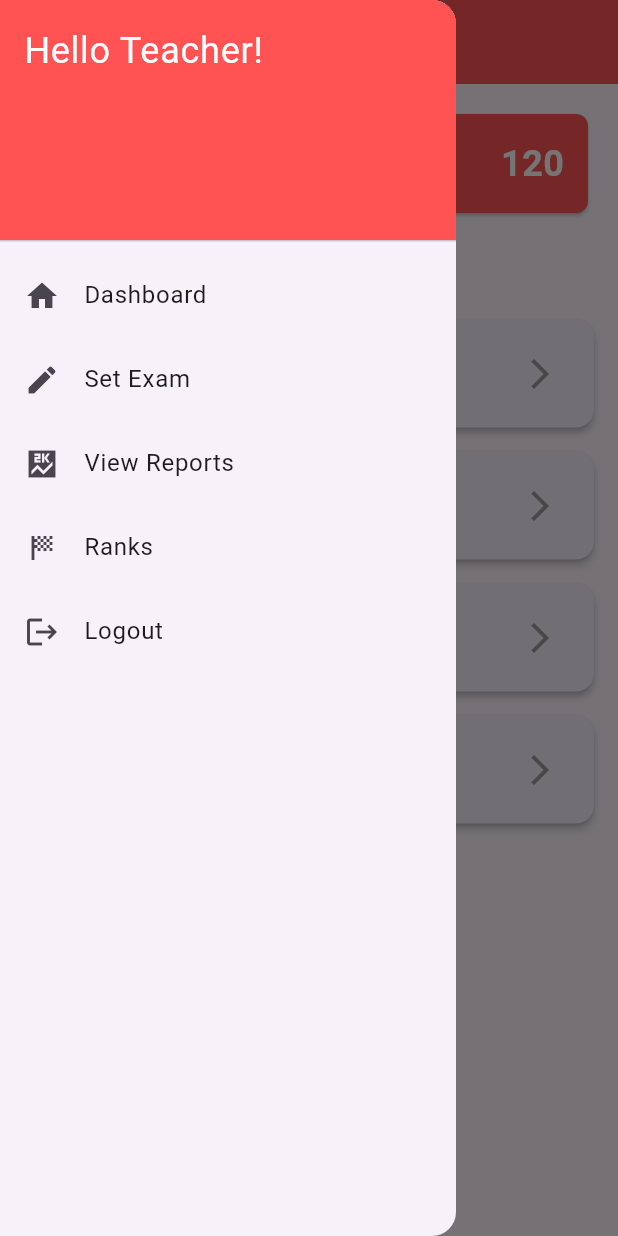
After one commit to sourabhkunjir/nlss, a Flutter app: the TeacherDashboard screen opened directly, with the side drawer open, on a phone screen of 412 x 824 dp. The commit adds this screen. Run offline on Flutter 3.47's test engine with Material 3 defaults, Android fonts, the phone set to English and light mode, and no system bars; our stand-ins replace font_awesome_flutter, syncfusion_flutter_charts.

Commit message:
fourth commit

```diff
--- /dev/null
+++ b/lib/parts/teacher_drawer.dart
@@ -0,0 +1,85 @@
+import 'package:exam_management/themes/static_theme_management.dart';
+import 'package:flutter/material.dart';
+import '../ui/rank_screen.dart';
+import '../ui/report_screen.dart';
+import '../widgets/coustom_listtile.dart';
+
+class TeacherDrawer extends StatelessWidget {
+  const TeacherDrawer({super.key});
+
+  @override
+  Widget build(BuildContext context) {
+    return Drawer(
+      child: ListView(
+        padding: EdgeInsets.zero,
+        children: <Widget>[
+          DrawerHeader(
+            decoration: BoxDecoration(
+              color: AppColors.kteacher
+            ),
+            child: Text(
+              'Hello Teacher!',
+              style: TextStyle(
+                color: Colors.white,
+                fontSize: 24,
+              ),
+            ),
+          ),
+          CustomListTile(
+            icon: Icons.home,
+            text: 'Dashboard',
+            onTap: () {
+              Navigator.pop(context);
+            },
+          ),
+          CustomListTile(
+            icon: Icons.create,
+            text: 'Set Exam',
+            onTap: () {
+              Navigator.pop(context);
+
+              // Navigator.of(context).push(
+              //   MaterialPageRoute(
+              //     builder: (context) => SetExamScreen(),
+              //   ),
+              // );
+            },
+          ),
+          CustomListTile(
+            icon: Icons.score_sharp,
+            text: 'View Reports',
+            onTap: () {
+              Navigator.pop(context);
+
+              Navigator.of(context).push(
+                MaterialPageRoute(
+                  builder: (context) => ReportScreen(),
+                ),
+              );
+            },
+          ),
+          CustomListTile(
+            icon: Icons.sports_score_outlined,
+            text: 'Ranks',
+            onTap: () {
+              Navigator.pop(context);
+
+              Navigator.of(context).push(
+                MaterialPageRoute(
+                  builder: (context) => RankScreen(),
+                ),
+              );
+            },
+          ),
+          CustomListTile(
+            icon: Icons.logout,
+            text: 'Logout',
+            onTap: () {
+              Navigator.pop(context);
+            },
+          ),
+        ],
+      ),
+    );
+  }
+}
--- a/lib/ui/registration_selection_module.dart
+++ b/lib/ui/registration_selection_module.dart
@@ -1,6 +1,7 @@
 import 'package:exam_management/themes/static_theme_management.dart';
 import 'package:exam_management/ui/admin_details.dart';
 import 'package:exam_management/ui/teacher_dashboard.dart';
+import 'package:exam_management/ui/teacher_details.dart';
 import 'package:flutter/material.dart';
 
 import '../widgets/coustom_container.dart';
@@ -38,7 +39,7 @@ class RegistrationSelectionModule extends StatelessWidget {
               onTap: () {
                 Navigator.of(context).pushAndRemoveUntil(
                   MaterialPageRoute(
-                    builder: (context) => TeacherDashboard(),
+                    builder: (context) => TeacherDetails(),
                   ),
                   (route) => false,
                 );
--- a/lib/ui/teacher_dashboard.dart
+++ b/lib/ui/teacher_dashboard.dart
@@ -1,10 +1,111 @@
+import 'package:exam_management/themes/static_theme_management.dart';
 import 'package:flutter/material.dart';
 
-class TeacherDashboard  extends StatelessWidget {
-  const TeacherDashboard ({super.key});
+import '../parts/teacher_drawer.dart';
+
+class TeacherDashboard extends StatelessWidget {
+  const TeacherDashboard({super.key});
 
   @override
   Widget build(BuildContext context) {
-    return Scaffold();
+    final List<Map<String, String>> upcomingExams = [
+      {"subject": "Mathematics", "date": "2024-12-10"},
+      {"subject": "Physics", "date": "2024-12-12"},
+      {"subject": "Chemistry", "date": "2024-12-14"},
+      {"subject": "Biology", "date": "2024-12-16"},
+    ];
+
+    // Total students count
+    final int totalStudents = 120;
+
+    return Scaffold(
+      appBar: AppBar(
+        title: Text("Teacher Dashboard"),
+        backgroundColor: AppColors.kteacher,
+        foregroundColor: AppColors.kinverseprimary,
+      ),
+       drawer: TeacherDrawer(),
+      body: Padding(
+        padding: const EdgeInsets.all(16.0),
+        child: Column(
+          crossAxisAlignment: CrossAxisAlignment.start,
+          children: [
+            // Total Students Count
+            Card(
+              color: AppColors.kteacher,
+              shape: RoundedRectangleBorder(
+                borderRadius: BorderRadius.circular(8.0),
+              ),
+              child: Padding(
+                padding: const EdgeInsets.all(16.0),
+                child: Row(
+                  mainAxisAlignment: MainAxisAlignment.spaceBetween,
+                  children: [
+                    Text(
+                      "Total Students",
+                      style: TextStyle(
+                        fontSize: 18,
+                        fontWeight: FontWeight.bold,
+                        color: AppColors.kinverseprimary,
+                      ),
+                    ),
+                    Text(
+                      totalStudents.toString(),
+                      style: TextStyle(
+                        fontSize: 24,
+                        fontWeight: FontWeight.bold,
+                        color:  AppColors.kinverseprimary,
+                      ),
+                    ),
+                  ],
+                ),
+              ),
+            ),
+            SizedBox(height: 20),
+            Text(
+              "Upcoming Exams",
+              style: TextStyle(
+                fontSize: 20,
+                fontWeight: FontWeight.bold,
+              ),
+            ),
+            SizedBox(height: 10),
+            Expanded(
+              child: ListView.builder(
+                itemCount: upcomingExams.length,
+                itemBuilder: (context, index) {
+                  final exam = upcomingExams[index];
+                  return Card(
+                    elevation: 2.0,
+                    margin: const EdgeInsets.symmetric(vertical: 8.0),
+                    child: ListTile(
+                      leading: CircleAvatar(
+                        backgroundColor: AppColors.kteacher,
+                        child: Text(
+                          exam['subject']![0],
+                          style: TextStyle(color: Colors.white),
+                        ),
+                      ),
+                      title: Text(
+                        exam['subject']!,
+                        style: TextStyle(fontWeight: FontWeight.bold),
+                      ),
+                      subtitle: Text("Exam Date: ${exam['date']}"),
+                      trailing: Icon(
+                        Icons.arrow_forward_ios,
+                        color: Colors.grey,
+                      ),
+                      onTap: () {
+
+                      },
+                    ),
+                  );
+                },
+              ),
+            ),
+          ],
+        ),
+      ),
+    );
   }
 }
```
Also changed, not shown: lib/parts/admin_drawer.dart (renamed from lib/parts/mydrawer.dart, +23 -14 lines), lib/ui/admin_dashboard.dart (+14 -2 lines), lib/ui/rank_screen.dart (added, +62 -0 lines), lib/ui/teacher_details.dart (added, +108 -0 lines), lib/widgets/coustom_card.dart (+9 -4 lines).
